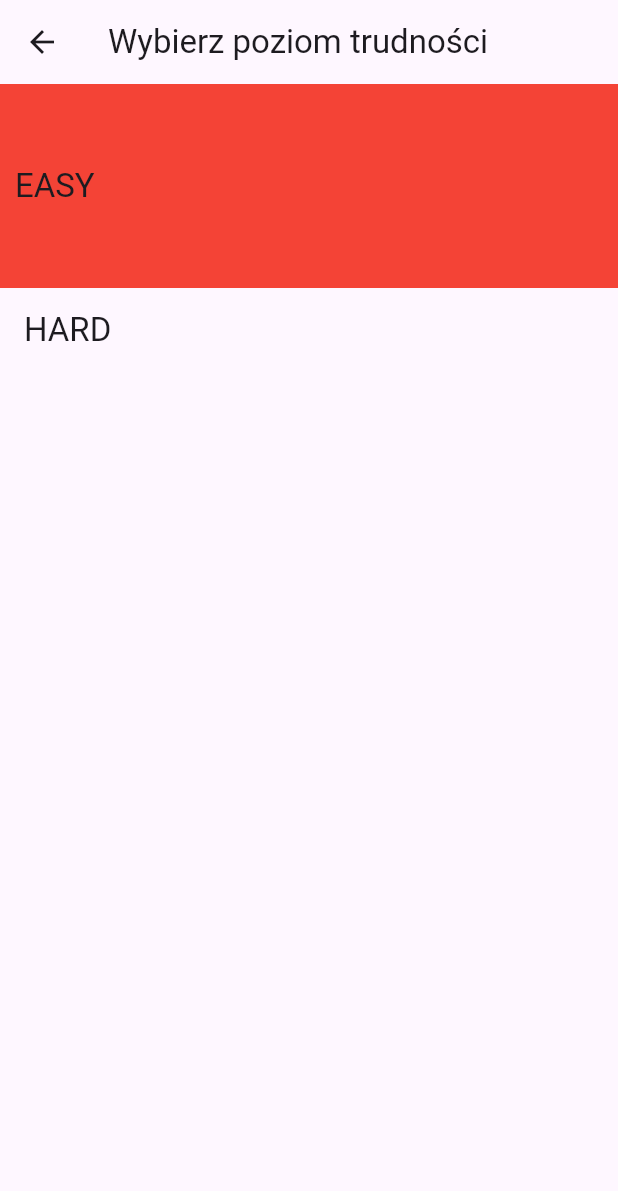
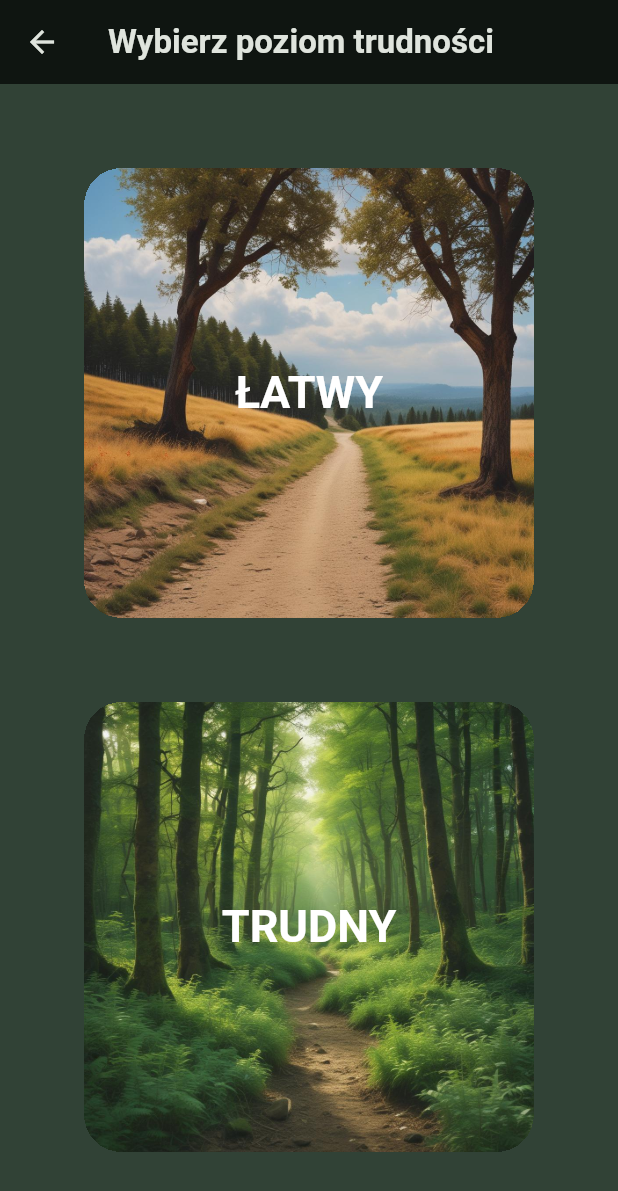
Before and after one commit to StachuDev/outdoor_game, a Flutter app: the StartGameScreen screen opened directly, on a phone screen of 412 x 824 dp. Shown: the top 1191 px of the screen. Run offline on Flutter 3.47's test engine with Material 3 defaults, Android fonts, the phone set to English and light mode, and no system bars; our stand-ins replace google_fonts.

Commit message:
difficulty level settings tiles with backgroung images

```diff
--- a/lib/main.dart
+++ b/lib/main.dart
@@ -4,8 +4,8 @@ import 'package:google_fonts/google_fonts.dart';
 
 final colorScheme = ColorScheme.fromSeed(
     brightness: Brightness.dark,
-    seedColor: Color.fromARGB(255, 6, 247, 155),
-    background: Color.fromARGB(255, 49, 66, 54));
+    seedColor: const Color.fromARGB(255, 6, 247, 155),
+    background: const Color.fromARGB(255, 49, 66, 54));
 
 final theme = ThemeData().copyWith(
   scaffoldBackgroundColor: colorScheme.background,
@@ -31,9 +31,10 @@ class MyApp extends StatelessWidget {
   const MyApp({super.key});
   @override
   Widget build(BuildContext context) {
-    return const MaterialApp(
+    return MaterialApp(
       debugShowCheckedModeBanner: false,
-      home: MainPageScreen(),
+      theme: theme,
+      home: const MainPageScreen(),
     );
   }
 }
--- a/lib/screens/start_game.dart
+++ b/lib/screens/start_game.dart
@@ -1,4 +1,5 @@
 import 'package:flutter/material.dart';
+import 'package:outdoor_game/widgets/level_tile.dart';
 
 class StartGameScreen extends StatelessWidget {
   const StartGameScreen({super.key});
@@ -9,24 +10,23 @@ class StartGameScreen extends StatelessWidget {
       appBar: AppBar(
         title: const Text("Wybierz poziom trudności"),
       ),
-      body: Column(
-        children: [
-          ListTile(
-            contentPadding:
-                const EdgeInsets.symmetric(vertical: 40, horizontal: 10),
-            tileColor: Colors.red,
-            title: Text(
-              'EASY',
-              style: Theme.of(context).textTheme.titleLarge,
+      body: SizedBox(
+        width: double.infinity,
+        child: Column(
+          mainAxisAlignment: MainAxisAlignment.spaceEvenly,
+          children: [
+            LevelTile(
+              imagePath: "assets/images/easy_level.jpg",
+              onTap: () {},
+              label: "ŁATWY",
             ),
-          ),
-          ListTile(
-            title: Text(
-              'HARD',
-              style: Theme.of(context).textTheme.titleLarge,
+            LevelTile(
+              imagePath: "assets/images/hard_level.jpg",
+              onTap: () {},
+              label: "TRUDNY",
             ),
-          )
-        ],
+          ],
+        ),
       ),
     );
   }
--- /dev/null
+++ b/lib/widgets/level_tile.dart
@@ -0,0 +1,44 @@
+import 'package:flutter/material.dart';
+
+class LevelTile extends StatelessWidget {
+  const LevelTile({
+    super.key,
+    required this.imagePath,
+    required this.onTap,
+    required this.label,
+  });
+
+  final String imagePath;
+  final String label;
+  final void Function() onTap;
+
+  @override
+  Widget build(BuildContext context) {
+    return GestureDetector(
+      onTap: onTap,
+      child: Container(
+        clipBehavior: Clip.hardEdge,
+        decoration: BoxDecoration(
+          borderRadius: BorderRadius.circular(25),
+        ),
+        child: Stack(
+          alignment: Alignment.center,
+          children: [
+            Image.asset(
+              imagePath,
+              width: 300,
+              fit: BoxFit.cover,
+            ),
+            Text(
+              label,
+              style: Theme.of(context)
+                  .textTheme
+                  .titleLarge!
+                  .copyWith(color: Colors.white, fontSize: 30),
+            ),
+          ],
+        ),
+      ),
+    );
+  }
+}
--- a/pubspec.yaml
+++ b/pubspec.yaml
@@ -62,6 +62,8 @@ flutter:
 # To add assets to your application, add an assets section, like this:
   assets:
     - assets/images/pisz.jpg
+    - assets/images/easy_level.jpg
+    - assets/images/hard_level.jpg
 
   # An image asset can refer to one or more resolution-specific "variants", see
   # https://flutter.dev/assets-and-images/#resolution-aware
```
Also changed, not shown: assets/images/easy_level.jpg (added), assets/images/hard_level.jpg (added).
